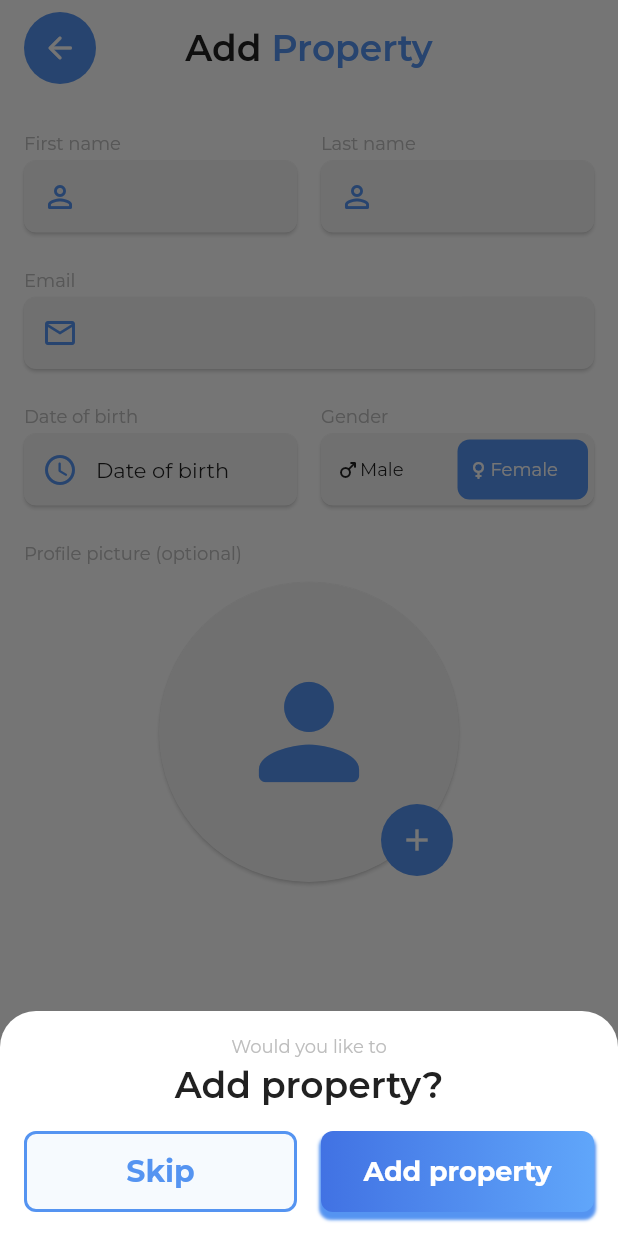
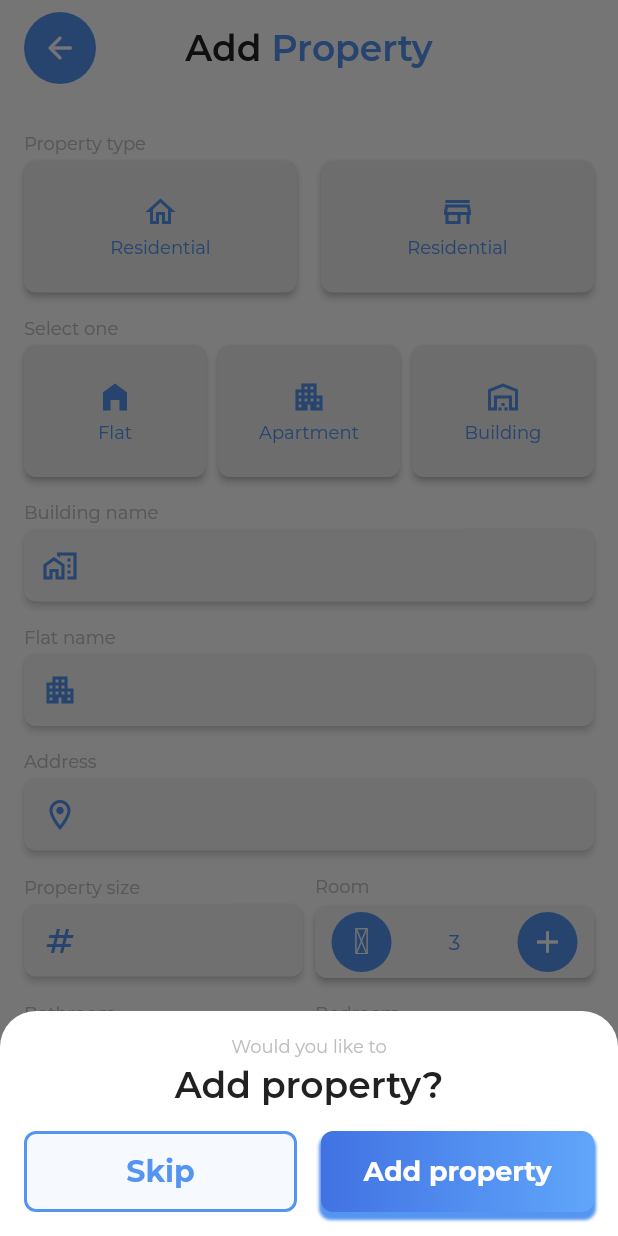
Before and after one commit to omar-khaium/kraya, a Flutter app: the AddPropertyScreen screen opened by its route, after a tap on "Done", on a phone screen of 412 x 824 dp. Run offline on Flutter 3.47's test engine with Material 2 defaults, Android fonts, the light colour scheme and no system bars; our stand-ins replace google_fonts, material_design_icons_flutter, pinput.

Commit message:
add property design

```diff
--- a/lib/core/enums.dart
+++ b/lib/core/enums.dart
@@ -1 +1,2 @@
 enum LanguageEnum { english, bangla }
+enum GenderSelection { none, male, female }
--- /dev/null
+++ b/lib/core/widget_counter.dart
@@ -0,0 +1,56 @@
+import 'package:flutter/material.dart';
+import 'package:kraya/core/colors.dart';
+import 'package:kraya/core/text_style.dart';
+import 'package:material_design_icons_flutter/material_design_icons_flutter.dart';
+
+class WidgetCounter extends StatelessWidget {
+  final String text;
+  const WidgetCounter({Key? key,required this.text}) : super(key: key);
+
+  @override
+  Widget build(BuildContext context) {
+    return Column(
+      mainAxisSize: MainAxisSize.min,
+      crossAxisAlignment: CrossAxisAlignment.start,
+      children: [
+        Text(text,style: TextSystem.instance.small(ColorSystem.instance.hint),),
+        const SizedBox(height: 6),
+        PhysicalModel(
+          color: ColorSystem.instance.card,
+          elevation: 2,
+          borderRadius: BorderRadius.circular(8),
+          child: Padding(
+            padding: const EdgeInsets.symmetric(vertical: 4.0),
+            child: Row(
+              mainAxisSize: MainAxisSize.min,
+              children: [
+                Expanded(
+                  flex: 1,
+                  child: CircleAvatar(
+                    backgroundColor: ColorSystem.instance.primary,
+                    child:  Icon(MdiIcons.minus,color:ColorSystem.instance.background),
+                  ),
+                ),
+                Expanded(
+                  flex: 1,
+                  child: Text(
+                    "3",
+                    style: TextSystem.instance.normal(ColorSystem.instance.primary),
+                    textAlign: TextAlign.center,
+                  ),
+                ),
+                Expanded(
+                  flex: 1,
+                  child: CircleAvatar(
+                    backgroundColor: ColorSystem.instance.primary,
+                    child:  Icon(Icons.add,color: ColorSystem.instance.background,),
+                  ),
+                )
+              ],
+            ),
+          ),
+        ),
+      ],
+    );
+  }
+}
--- /dev/null
+++ b/lib/core/widget_custom_menu_card.dart
@@ -0,0 +1,39 @@
+import 'package:flutter/material.dart';
+import 'package:kraya/core/colors.dart';
+import 'package:kraya/core/text_style.dart';
+
+class WidgetMenuCard extends StatelessWidget {
+  final String text;
+  final IconData iconData;
+  final Function? onTap;
+
+  const WidgetMenuCard({Key? key, required this.text, required this.iconData, required this.onTap}) : super(key: key);
+
+  @override
+  Widget build(BuildContext context) {
+    return InkWell(
+      onTap: (){
+        onTap!();
+      },
+      child: SizedBox(
+        width: MediaQuery.of(context).size.width,
+        height: 88,
+        child: PhysicalModel(
+          color: ColorSystem.instance.cardDeep,
+          elevation: 2,
+          borderRadius: BorderRadius.circular(8),
+          child: Column(
+            mainAxisSize: MainAxisSize.min,
+            crossAxisAlignment: CrossAxisAlignment.center,
+            mainAxisAlignment: MainAxisAlignment.center,
+            children: [
+              Icon(iconData,color: ColorSystem.instance.primary,),
+              const SizedBox(height: 4),
+              Text(text,style: TextSystem.instance.small(ColorSystem.instance.primary),)
+            ],
+          ),
+        ),
+      ),
+    );
+  }
+}
--- /dev/null
+++ b/lib/core/widget_lable_text.dart
@@ -0,0 +1,17 @@
+import 'package:flutter/material.dart';
+import 'package:kraya/core/colors.dart';
+import 'package:kraya/core/text_style.dart';
+
+class WidgetLabelText extends StatelessWidget {
+  final String text;
+
+  const WidgetLabelText({Key? key, required this.text}) : super(key: key);
+
+  @override
+  Widget build(BuildContext context) {
+    return Text(
+      text,
+      style: TextSystem.instance.small(ColorSystem.instance.hint),
+    );
+  }
+}
--- a/lib/login/screen_add_property.dart
+++ b/lib/login/screen_add_property.dart
@@ -1,7 +1,11 @@
 import 'package:flutter/material.dart';
+import 'package:kraya/core/app_router.dart';
 import 'package:kraya/core/custom_app_bar.dart';
+import 'package:kraya/core/widget_counter.dart';
+import 'package:kraya/core/widget_custom_menu_card.dart';
+import 'package:kraya/core/widget_lable_text.dart';
+import 'package:kraya/ui/widgets/login/create_account/widget_input_text.dart';
 
-import '../core/app_router.dart';
 import '../core/colors.dart';
 import '../core/gradient_button.dart';
 import '../core/text_button.dart';
@@ -15,15 +19,18 @@ class AddPropertyScreen extends StatefulWidget {
 }
 
 class _AddPropertyScreenState extends State<AddPropertyScreen> {
-  final TextEditingController firstName = TextEditingController();
-  final TextEditingController lastName = TextEditingController();
-  final TextEditingController email = TextEditingController();
-  _GenderSelection genderSelection = _GenderSelection.female;
+  final TextEditingController buildingController = TextEditingController();
+  final TextEditingController flatController = TextEditingController();
+  final TextEditingController addressController = TextEditingController();
+  final TextEditingController propertySizeController = TextEditingController();
+
   @override
   Widget build(BuildContext context) {
     return Scaffold(
       backgroundColor: ColorSystem.instance.background,
       body: Column(
+        mainAxisSize: MainAxisSize.min,
+        crossAxisAlignment: CrossAxisAlignment.start,
         children: [
           const CustomAppBar(
             firstWord: "Add",
@@ -32,48 +39,125 @@ class _AddPropertyScreenState extends State<AddPropertyScreen> {
           const SizedBox(height: 16),
           Expanded(
             child: SingleChildScrollView(
-              padding: const EdgeInsets.all(16),
+              padding: const EdgeInsets.symmetric(vertical: 16, horizontal: 16),
               child: Column(
                 mainAxisSize: MainAxisSize.min,
+                crossAxisAlignment: CrossAxisAlignment.start,
                 children: [
+                  const WidgetLabelText(text: "Property type"),
+                  const SizedBox(height: 4),
                   Row(
+                    mainAxisSize: MainAxisSize.min,
                     children: [
                       Expanded(
-                        child: input(
-                          label: "First name",
-                          controller: firstName,
-                          icon: Icons.person_outline_rounded,
-                          type: TextInputType.name,
+                        flex: 2,
+                        child: WidgetMenuCard(
+                          text: "Residential",
+                          iconData: Icons.home_outlined,
+                          onTap: () {},
                         ),
                       ),
                       const SizedBox(width: 16),
                       Expanded(
-                        child: input(
-                          label: "Last name",
-                          controller: lastName,
-                          icon: Icons.person_outline_rounded,
-                          type: TextInputType.name,
+                        flex: 2,
+                        child: WidgetMenuCard(
+                          text: "Residential",
+                          iconData: Icons.store_outlined,
+                          onTap: () {},
+                        ),
+                      )
+                    ],
+                  ),
+                  const SizedBox(height: 16),
+                  const WidgetLabelText(text: "Select one"),
+                  const SizedBox(height: 4),
+                  Row(
+                    mainAxisSize: MainAxisSize.min,
+                    children: [
+                      Expanded(
+                        flex: 2,
+                        child: WidgetMenuCard(
+                          text: "Flat",
+                          iconData: Icons.home_filled,
+                          onTap: () {},
+                        ),
+                      ),
+                      const SizedBox(width: 8),
+                      Expanded(
+                        flex: 2,
+                        child: WidgetMenuCard(
+                          text: "Apartment",
+                          iconData: Icons.apartment,
+                          onTap: () {},
+                        ),
+                      ),
+                      const SizedBox(width: 8),
+                      Expanded(
+                        flex: 2,
+                        child: WidgetMenuCard(
+                          text: "Building",
+                          iconData: Icons.warehouse_outlined,
+                          onTap: () {},
+                        ),
+                      )
+                    ],
+                  ),
+                  const SizedBox(height: 16),
+                  WidgetInput(
+                      label: "Building name",
+                      controller: buildingController,
+                      icon: Icons.maps_home_work_outlined,
+                      type: TextInputType.text),
+                  const SizedBox(height: 16),
+                  WidgetInput(
+                      label: "Flat name",
+                      controller: flatController,
+                      icon: Icons.apartment,
+                      type: TextInputType.text),
+                  const SizedBox(height: 16),
+                  WidgetInput(
+                      label: "Address",
+                      controller: flatController,
+                      icon: Icons.location_on_outlined,
+                      type: TextInputType.text),
+                  const SizedBox(height: 16),
+                  Row(
+                    mainAxisSize: MainAxisSize.min,
+                    children: [
+                      Expanded(
+                        flex: 2,
+                        child: WidgetInput(label: "Property size", controller: propertySizeController, icon: Icons.numbers, type: TextInputType.number,
+
+                        ),
+                      ),
+                      const SizedBox(width: 8),
+                      const Expanded(
+                        flex: 2,
+                        child: WidgetCounter(
+                          text: "Room",
                         ),
                       ),
                     ],
                   ),
-                  const SizedBox(height: 24),
-                  input(
-                    label: "Email",
-                    controller: email,
-                    icon: Icons.email_outlined,
-                    type: TextInputType.emailAddress,
-                  ),
-                  const SizedBox(height: 24),
+                  const SizedBox(height: 16),
                   Row(
-                    children: [
-                      Expanded(child: dateOfBirth()),
-                      const SizedBox(width: 16),
-                      Expanded(child: gender()),
+                    mainAxisSize: MainAxisSize.min,
+                    children: const [
+                      Expanded(
+                        flex: 2,
+                        child: WidgetCounter(
+                          text: "Bathroom",
+                        ),
+                      ),
+                      SizedBox(width: 8),
+                      Expanded(
+                        flex: 2,
+                        child: WidgetCounter(
+                          text: "Bedroom",
+                        ),
+                      ),
                     ],
                   ),
-                  const SizedBox(height: 24),
-                  profilePicture(),
                 ],
               ),
             ),
@@ -102,205 +186,7 @@ class _AddPropertyScreenState extends State<AddPropertyScreen> {
       ),
     );
   }
-
-  Widget input({required String label, required TextEditingController controller, required IconData icon, required TextInputType type}) {
-    return Column(
-      mainAxisSize: MainAxisSize.min,
-      crossAxisAlignment: CrossAxisAlignment.start,
-      children: [
-        Text(label, style: TextSystem.instance.small(ColorSystem.instance.hint)),
-        const SizedBox(height: 4),
-        PhysicalModel(
-          elevation: 1,
-          color: ColorSystem.instance.card,
-          shadowColor: ColorSystem.instance.cardDeep,
-          borderRadius: BorderRadius.circular(8),
-          clipBehavior: Clip.antiAliasWithSaveLayer,
-          child: TextField(
-            controller: controller,
-            keyboardType: type,
-            decoration: InputDecoration(
-              prefixIcon: Icon(icon, color: ColorSystem.instance.primary),
-              border: InputBorder.none,
-            ),
-          ),
-        ),
-      ],
-    );
-  }
-
-  Widget dateOfBirth() {
-    return Column(
-      mainAxisSize: MainAxisSize.min,
-      crossAxisAlignment: CrossAxisAlignment.start,
-      children: [
-        Text("Date of birth", style: TextSystem.instance.small(ColorSystem.instance.hint)),
-        const SizedBox(height: 4),
-        PhysicalModel(
-          elevation: 1,
-          color: ColorSystem.instance.card,
-          shadowColor: ColorSystem.instance.cardDeep,
-          borderRadius: BorderRadius.circular(8),
-          clipBehavior: Clip.antiAliasWithSaveLayer,
-          child: Padding(
-            padding: const EdgeInsets.all(12),
-            child: Row(
-              mainAxisSize: MainAxisSize.min,
-              children: [
-                Icon(Icons.access_time_rounded, color: ColorSystem.instance.primary),
-                const SizedBox(width: 12),
-                Text("Date of birth", style: TextSystem.instance.normal(ColorSystem.instance.text)),
-                Expanded(child: Container()),
-              ],
-            ),
-          ),
-        ),
-      ],
-    );
-  }
-
-  Widget gender() {
-    return Column(
-      mainAxisSize: MainAxisSize.min,
-      crossAxisAlignment: CrossAxisAlignment.start,
-      children: [
-        Text("Gender", style: TextSystem.instance.small(ColorSystem.instance.hint)),
-        const SizedBox(height: 4),
-        PhysicalModel(
-          elevation: 1,
-          color: ColorSystem.instance.card,
-          shadowColor: ColorSystem.instance.cardDeep,
-          borderRadius: BorderRadius.circular(8),
-          clipBehavior: Clip.antiAliasWithSaveLayer,
-          child: Padding(
-            padding: const EdgeInsets.all(4.0),
-            child: Row(
-              mainAxisSize: MainAxisSize.min,
-              children: [
-                Expanded(
-                  child: PhysicalModel(
-                    color: genderSelection == _GenderSelection.male ? ColorSystem.instance.primary : ColorSystem.instance.card,
-                    borderRadius: BorderRadius.circular(8),
-                    child: InkWell(
-                      onTap: () {
-                        setState(() {
-                          genderSelection = _GenderSelection.male;
-                        });
-                      },
-                      child: Padding(
-                        padding: const EdgeInsets.symmetric(horizontal: 6.0, vertical: 12),
-                        child: Row(
-                          children: [
-                            Icon(Icons.male_rounded,
-                                color: genderSelection == _GenderSelection.male ? ColorSystem.instance.background : ColorSystem.instance.text,
-                                size: 16),
-                            Text(
-                              "Male",
-                              style: TextSystem.instance.small(
-                                  genderSelection == _GenderSelection.male ? ColorSystem.instance.background : ColorSystem.instance.text),
-                            )
-                          ],
-                        ),
-                      ),
-                    ),
-                  ),
-                ),
-                Expanded(
-                  child: PhysicalModel(
-                    color: genderSelection == _GenderSelection.female ? ColorSystem.instance.primary : ColorSystem.instance.card,
-                    borderRadius: BorderRadius.circular(8),
-                    child: InkWell(
-                      onTap: () {
-                        setState(() {
-                          genderSelection = _GenderSelection.female;
-                        });
-                      },
-                      child: Padding(
-                        padding: const EdgeInsets.symmetric(horizontal: 6.0, vertical: 12),
-                        child: Row(
-                          children: [
-                            Icon(Icons.female_rounded,
-                                color: genderSelection == _GenderSelection.female ? ColorSystem.instance.background : ColorSystem.instance.text,
-                                size: 16),
-                            Text(
-                              "Female",
-                              style: TextSystem.instance.small(
-                                  genderSelection == _GenderSelection.female ? ColorSystem.instance.background : ColorSystem.instance.text),
-                            )
-                          ],
-                        ),
-                      ),
-                    ),
-                  ),
-                ),
-              ],
-            ),
-          ),
-        ),
-      ],
-    );
-  }
-
-  Widget profilePicture() {
-    return Column(
-      mainAxisSize: MainAxisSize.min,
-      crossAxisAlignment: CrossAxisAlignment.start,
-      children: [
-        Text("Profile picture (optional)", style: TextSystem.instance.small(ColorSystem.instance.hint)),
-        const SizedBox(height: 12),
-        Align(
-          alignment: Alignment.center,
-          child: SizedBox(
-            width: 200,
-            height: 200,
-            child: Stack(
-              children: [
-                Positioned(
-                  top: 0,
-                  bottom: 0,
-                  left: 0,
-                  right: 0,
-                  child: PhysicalModel(
-                    elevation: 1,
-                    color: ColorSystem.instance.card,
-                    shadowColor: ColorSystem.instance.cardDeep,
-                    borderRadius: BorderRadius.circular(100),
-                    clipBehavior: Clip.antiAliasWithSaveLayer,
-                    child: Center(
-                        child: Icon(
-                      Icons.person_rounded,
-                      color: ColorSystem.instance.primary,
-                      size: 100,
-                    )),
-                  ),
-                ),
-                Positioned(
-                  bottom: 4,
-                  right: 4,
-                  child: CircleAvatar(
-                    backgroundColor: ColorSystem.instance.primary,
-                    radius: 24,
-                    child: IconButton(
-                      padding: EdgeInsets.zero,
-                      visualDensity: const VisualDensity(horizontal: -4, vertical: -4),
-                      onPressed: () {},
-                      icon: Icon(
-                        Icons.add,
-                        color: ColorSystem.instance.background,
-                      ),
-                    ),
-                  ),
-                ),
-              ],
-            ),
-          ),
-        ),
-      ],
-    );
-  }
 }
-
-enum _GenderSelection { none, male, female }
 
 class AlertAskForAddProperty extends StatelessWidget {
   const AlertAskForAddProperty({super.key});
@@ -343,7 +229,9 @@ class AlertAskForAddProperty extends StatelessWidget {
                 Expanded(
                   flex: 1,
                   child: GradientButton(
-                    onPressed: () {},
+                    onPressed: () {
+                      Navigator.of(context).pushReplacementNamed(AppRouter.addProperty);
+                    },
                     text: "Add property",
                     hideIcon: true,
                     smallText: true,
--- /dev/null
+++ b/lib/ui/screen/screen_add_property.dart
@@ -0,0 +1,40 @@
+import 'dart:ui';
+
+import 'package:flutter/cupertino.dart';
+import 'package:flutter/material.dart';
+import 'package:kraya/core/app_router.dart';
+import 'package:kraya/core/colors.dart';
+import 'package:kraya/core/custom_app_bar.dart';
+import 'package:kraya/core/enums.dart';
+import 'package:kraya/core/gradient_button.dart';
+import 'package:kraya/core/text_style.dart';
+import 'package:kraya/ui/widgets/login/verify_otp/widget_back_button.dart';
+import 'package:kraya/ui/widgets/login/widget_language_toggle.dart';
+import 'package:kraya/ui/widgets/login/widget_login_form.dart';
+import 'package:kraya/ui/widgets/login/widget_login_gradient.dart';
+import 'package:kraya/ui/widgets/login/widget_login_greetings.dart';
+
+
+class AddPropertyScreen extends StatefulWidget {
+  const AddPropertyScreen({super.key});
+
+  @override
+  State<AddPropertyScreen> createState() => _AddPropertyScreenState();
+}
+
+class _AddPropertyScreenState extends State<AddPropertyScreen> {
+
+  @override
+  Widget build(BuildContext context) {
+    final size = MediaQuery.of(context).size;
+    return Scaffold(
+      backgroundColor: ColorSystem.instance.background,
+      body: Column(
+        mainAxisSize: MainAxisSize.min,
+        children:  const [
+          CustomAppBar(firstWord: "Add", lastWord: "Property")
+        ],
+      ),
+    );
+  }
+}
--- a/lib/ui/screen/screen_create_account.dart
+++ b/lib/ui/screen/screen_create_account.dart
@@ -1,6 +1,7 @@
 import 'package:flutter/cupertino.dart';
 import 'package:flutter/material.dart';
 import 'package:kraya/core/gradient_button.dart';
+import 'package:kraya/login/screen_add_property.dart';
 import 'package:kraya/ui/widgets/login/create_account/widget_create_acc_date_of_birth.dart';
 import 'package:kraya/ui/widgets/login/create_account/widget_gender.dart';
 import 'package:kraya/ui/widgets/login/create_account/widget_input_text.dart';
@@ -123,7 +124,18 @@ class _CreateAccountScreenState extends State<CreateAccountScreen> {
             child: GradientButton(
               hideIcon: false,
               onPressed: () {
-                Navigator.of(context).pushReplacementNamed(AppRouter.newUserTypeSelectionScreen);
+                showModalBottomSheet(
+                  context: context,
+                  backgroundColor: ColorSystem.instance.background,
+                  shape: const RoundedRectangleBorder(
+                    borderRadius: BorderRadius.only(
+                      topLeft: Radius.circular(24),
+                      topRight: Radius.circular(24),
+                    ),
+                  ),
+                  clipBehavior: Clip.antiAliasWithSaveLayer,
+                  builder: (_) => const AlertAskForAddProperty(),
+                );
               },
               text: "Done",
             ),
--- a/lib/ui/widgets/login/create_account/widget_gender.dart
+++ b/lib/ui/widgets/login/create_account/widget_gender.dart
@@ -1,7 +1,7 @@
 import 'package:flutter/cupertino.dart';
 import 'package:kraya/core/colors.dart';
+import 'package:kraya/core/enums.dart';
 import 'package:kraya/core/text_style.dart';
-import 'package:kraya/utils/enums.dart';
 
 class WidgetGender extends StatefulWidget {
   const WidgetGender({Key? key}) : super(key: key);
--- a/lib/ui/widgets/login/create_account/widget_input_text.dart
+++ b/lib/ui/widgets/login/create_account/widget_input_text.dart
@@ -30,7 +30,7 @@
         Text(widget.label, style: TextSystem.instance.small(ColorSystem.instance.hint)),
         const SizedBox(height: 4),
         PhysicalModel(
-          elevation: 4,
+          elevation: 2,
           color: ColorSystem.instance.card,
           shadowColor: ColorSystem.instance.cardDeep,
           borderRadius: BorderRadius.circular(8),
--- a/lib/utils/enums.dart
+++ /dev/null
@@ -1 +0,0 @@
-enum GenderSelection { none, male, female }
--- a/pubspec.yaml
+++ b/pubspec.yaml
@@ -19,6 +19,7 @@ dependencies:
   google_fonts: ^3.0.1
   mockito: ^5.3.0
   pinput: ^2.2.0
+  material_design_icons_flutter: ^5.0.6295
 
 dev_dependencies:
   flutter_test:
```
Also changed, not shown: pubspec.lock.
